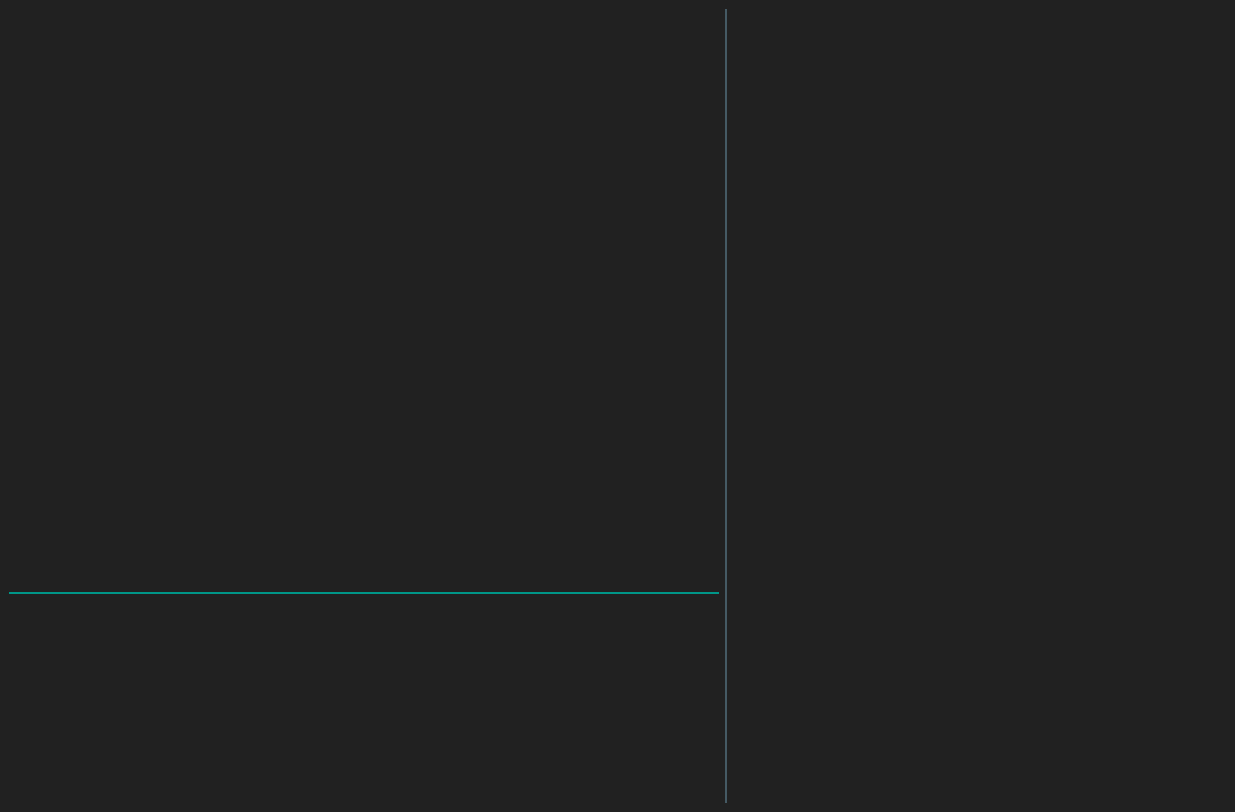
Qt form UI/main.ui (LX-sys/autoScript) before a commit.
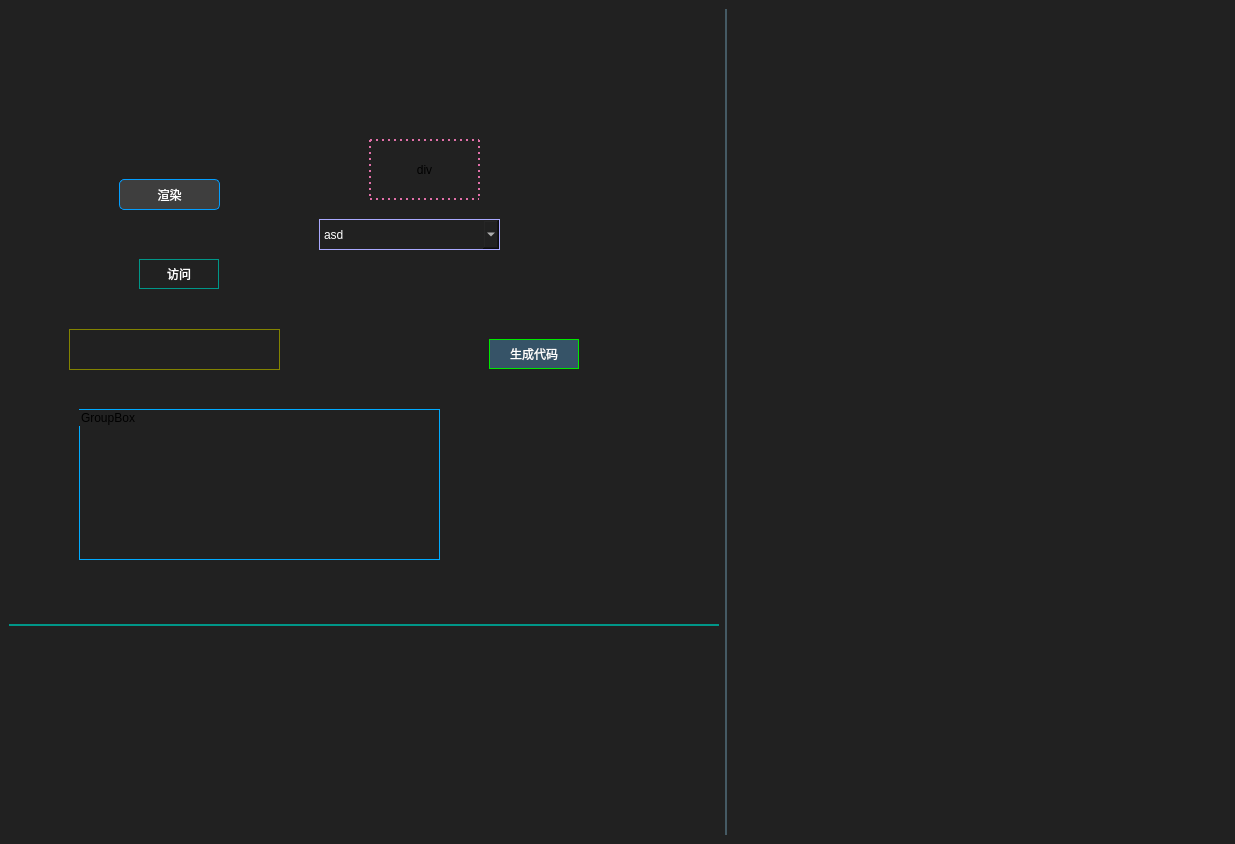
The same form after that commit.

The edit to the form file:
```diff
--- a/UI/main.ui
+++ b/UI/main.ui
@@ -7,7 +7,7 @@
     <x>0</x>
     <y>0</y>
     <width>1235</width>
-    <height>812</height>
+    <height>844</height>
    </rect>
   </property>
   <property name="windowTitle">
@@ -59,7 +59,139 @@
          <property name="currentIndex">
           <number>0</number>
          </property>
-         <widget class="QWidget" name="page_area"/>
+         <widget class="QWidget" name="page_area">
+          <widget class="QPushButton" name="pushButton">
+           <property name="geometry">
+            <rect>
+             <x>110</x>
+             <y>170</y>
+             <width>101</width>
+             <height>31</height>
+            </rect>
+           </property>
+           <property name="styleSheet">
+            <string notr="true">background-color: rgb(62, 62, 62);
+border:1px solid rgb(3, 158, 255);
+color:rgb(255, 255, 255);
+border-radius:5px;
+font: 9pt &quot;等线&quot;;</string>
+           </property>
+           <property name="text">
+            <string>渲染</string>
+           </property>
+          </widget>
+          <widget class="QLineEdit" name="lineEdit">
+           <property name="geometry">
+            <rect>
+             <x>60</x>
+             <y>320</y>
+             <width>211</width>
+             <height>41</height>
+            </rect>
+           </property>
+           <property name="styleSheet">
+            <string notr="true">border:1px solid rgb(131, 131, 0)</string>
+           </property>
+          </widget>
+          <widget class="QPushButton" name="pushButton_2">
+           <property name="geometry">
+            <rect>
+             <x>130</x>
+             <y>250</y>
+             <width>80</width>
+             <height>30</height>
+            </rect>
+           </property>
+           <property name="styleSheet">
+            <string notr="true">border:1px solid #009688;
+font: 9pt &quot;等线&quot;;
+color: rgb(255, 255, 255);</string>
+           </property>
+           <property name="text">
+            <string>访问</string>
+           </property>
+          </widget>
+          <widget class="QComboBox" name="comboBox">
+           <property name="geometry">
+            <rect>
+             <x>310</x>
+             <y>210</y>
+             <width>181</width>
+             <height>31</height>
+            </rect>
+           </property>
+           <property name="styleSheet">
+            <string notr="true">border:1px solid rgb(170, 170, 255);
+color: rgb(255, 255, 255);</string>
+           </property>
+           <item>
+            <property name="text">
+             <string>asd</string>
+            </property>
+           </item>
+           <item>
+            <property name="text">
+             <string>sad</string>
+            </property>
+           </item>
+           <item>
+            <property name="text">
+             <string>dsa</string>
+            </property>
+           </item>
+          </widget>
+          <widget class="QPushButton" name="pushButton_3">
+           <property name="geometry">
+            <rect>
+             <x>360</x>
+             <y>130</y>
+             <width>111</width>
+             <height>61</height>
+            </rect>
+           </property>
+           <property name="styleSheet">
+            <string notr="true">border:2px dotted rgb(225, 112, 169);</string>
+           </property>
+           <property name="text">
+            <string>div</string>
+           </property>
+          </widget>
+          <widget class="QGroupBox" name="groupBox_2">
+           <property name="geometry">
+            <rect>
+             <x>70</x>
+             <y>400</y>
+             <width>361</width>
+             <height>151</height>
+            </rect>
+           </property>
+           <property name="styleSheet">
+            <string notr="true">border:1px solid rgb(0, 170, 255)</string>
+           </property>
+           <property name="title">
+            <string>GroupBox</string>
+           </property>
+          </widget>
+          <widget class="QPushButton" name="pushButton_4">
+           <property name="geometry">
+            <rect>
+             <x>480</x>
+             <y>330</y>
+             <width>90</width>
+             <height>30</height>
+            </rect>
+           </property>
+           <property name="styleSheet">
+            <string notr="true">border:1px solid rgb(0, 232, 0);
+color: rgb(255, 255, 255);
+font: 10pt &quot;等线&quot;;
+background-color: qlineargradient(spread:pad, x1:0, y1:0, x2:1, y2:1, stop:0.585227 rgba(98, 192, 255, 80));</string>
+           </property>
+           <property name="text">
+            <string>生成代码</string>
+           </property>
+          </widget>
+         </widget>
          <widget class="QWidget" name="page_3"/>
         </widget>
        </item>
```
Left out of the diff: 2 changed lines with no effect on the pictures.
